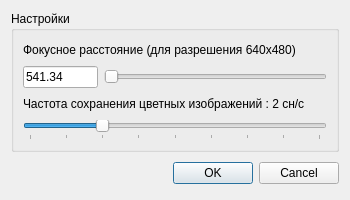
Above: scanelium/SettingsDialog.ui from lotmennikov/Scanelium before the change. Below: the same form after it.
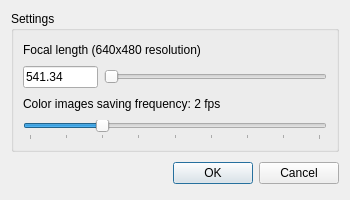
That is the form after the change.

```diff
--- a/scanelium/SettingsDialog.ui
+++ b/scanelium/SettingsDialog.ui
@@ -35,13 +35,13 @@
       </sizepolicy>
      </property>
      <property name="title">
-      <string>Настройки</string>
+      <string>Settings</string>
      </property>
      <layout class="QVBoxLayout" name="verticalLayout_2">
       <item>
        <widget class="QLabel" name="focalLengthLabel">
         <property name="text">
-         <string>Фокусное расстояние (для разрешения 640х480)</string>
+         <string>Focal length (640х480 resolution)</string>
         </property>
        </widget>
       </item>
@@ -78,7 +78,7 @@
       <item>
        <widget class="QLabel" name="freqLabel">
         <property name="text">
-         <string>Частота сохранения цветных изображений : 2 сн/с</string>
+         <string>Color images saving frequency: 2 fps</string>
         </property>
        </widget>
       </item>
```
Left out of the diff: 2 changed lines with no effect on the pictures.
